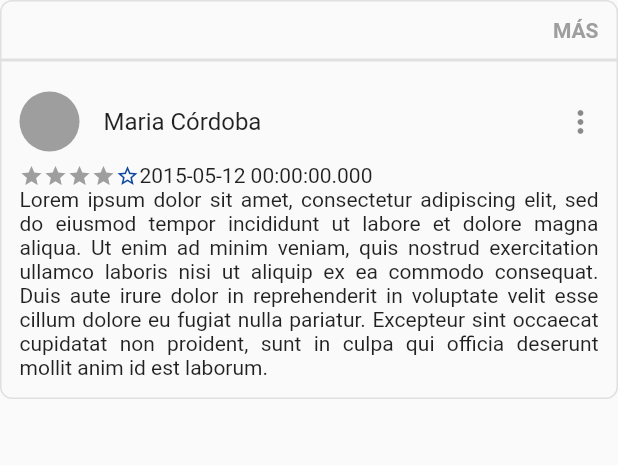
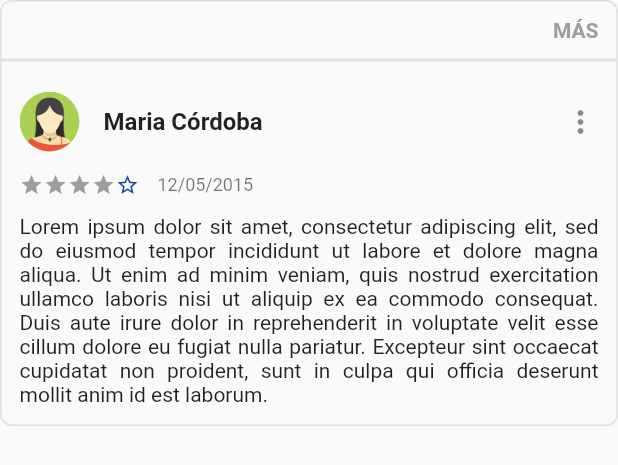
Before and after one commit to miguelgalindez/biblio, a Flutter app: the BookReview widget shown alone on an empty page, opened directly with sample values from the repository, on a phone screen of 412 x 824 dp. Shown: the top 465 px of the screen. Run offline on Flutter 3.47's test engine with Material 2 defaults, Android fonts, the phone set to English and light mode, and no system bars; drawn by our look-alikes of smooth_star_rating; our stand-ins replace percent_indicator, photo_view.

Commit message:
[book-details] Top positive and top negative review widgets finished

```diff
--- a/lib/components/book/bookReview.dart
+++ b/lib/components/book/bookReview.dart
@@ -2,6 +2,7 @@ import 'package:flutter/material.dart';
 import 'package:smooth_star_rating/smooth_star_rating.dart';
 import 'package:biblio/components/book/bookReviewHeader.dart';
 import 'package:biblio/models/review.dart';
+import 'package:intl/intl.dart';
 
 class BookReview extends StatelessWidget {
   final Review review;
@@ -9,6 +10,9 @@ class BookReview extends StatelessWidget {
   final Function headerOnTapMore;
   final Color primaryColor;
   final Color secondaryColor;
+
+  final DateFormat dateFormat = DateFormat("dd/MM/yyyy");
+
   BookReview(
       {Key key,
       @required this.review,
@@ -20,30 +24,50 @@ class BookReview extends StatelessWidget {
 
   Widget _getUserPhoto() {
     if (review.user.photo != null && review.user.photo.isNotEmpty) {
-      // TODO: use network image to fetch from remote service
-      return DecoratedBox(
+      return Container(
+        height: 40.0,
+        width: 40.0,
+        padding: EdgeInsets.all(0.0),
         decoration: BoxDecoration(
+          shape: BoxShape.circle,
+          color: Colors.transparent,
           image: DecorationImage(
+            fit: BoxFit.cover,
+            // TODO: use network image to fetch from remote service
             image: AssetImage(review.user.photo),
           ),
         ),
       );
+    } else {
+      return Container(
+        height: 40.0,
+        width: 40.0,
+        decoration: BoxDecoration(
+          shape: BoxShape.circle,
+          color: primaryColor,
+        ),
+        child: Icon(
+          Icons.person,
+          color: Colors.white,
+        ),
+      );
     }
-    return Icon(Icons.person);
   }
 
-  Widget _getReviewListTile() {
+  Widget _getReviewListTile(BuildContext context) {
     if (review.user != null) {
+      TextStyle nameTextStyle = Theme.of(context)
+          .textTheme
+          .subhead
+          .copyWith(fontWeight: FontWeight.bold);
       return ListTile(
         contentPadding: EdgeInsets.all(0.0),
-        leading: CircleAvatar(
-          backgroundColor: primaryColor,
-          child: _getUserPhoto(),
-        ),
+        leading: _getUserPhoto(),
         title: Text(
           review.user.name ?? '',
           maxLines: 1,
           overflow: TextOverflow.ellipsis,
+          style: nameTextStyle,
         ),
         trailing: IconButton(
           padding: EdgeInsets.all(0.0),
@@ -60,7 +84,7 @@ class BookReview extends StatelessWidget {
     return ListTile();
   }
 
-  Widget _getReviewDetails() {
+  Widget _getReviewDetails(BuildContext context) {
     List<Widget> widgets = [];
     if (review.rating != null || review.date != null) {
       if (review.rating != null) {
@@ -70,15 +94,15 @@ class BookReview extends StatelessWidget {
           color: primaryColor,
         ));
       }
-
+      widgets.add(SizedBox(width: 12.0));
       if (review.date != null) {
-        widgets.add(Text(review.date.toString()));
+        widgets.add(Text(dateFormat.format(review.date), style: Theme.of(context).textTheme.caption,));
       }
     }
     return Row(children: widgets);
   }
 
-  List<Widget> _getWidgets() {
+  List<Widget> _getWidgets(BuildContext context) {
     List<Widget> widgets = [];
     if ((headerTitle != null && headerTitle.isNotEmpty) ||
         headerOnTapMore != null) {
@@ -103,8 +127,10 @@ class BookReview extends StatelessWidget {
         child: Column(
           crossAxisAlignment: CrossAxisAlignment.stretch,
           children: <Widget>[
-            _getReviewListTile(),
-            _getReviewDetails(),
+            _getReviewListTile(context),
+            SizedBox(height: 6.0),
+            _getReviewDetails(context),
+            SizedBox(height: 12.0),
             Text(
               review.comment ?? '',
               textAlign: TextAlign.justify,
@@ -127,7 +153,7 @@ class BookReview extends StatelessWidget {
         print("review comment tapped");
       },
       child: Column(
-        children: _getWidgets(),
+        children: _getWidgets(context),
       ),
     );
   }
--- a/lib/components/book/bookReviewHeader.dart
+++ b/lib/components/book/bookReviewHeader.dart
@@ -19,6 +19,9 @@ class BookReviewHeader extends StatelessWidget {
 
   @override
   Widget build(BuildContext context) {
+    TextStyle titleTextStyle = Theme.of(context).textTheme.subtitle.copyWith(
+      fontWeight: FontWeight.bold
+    );
     return InkWell(
       splashColor: secondaryColor,
       borderRadius: borderRadius,
@@ -33,7 +36,10 @@ class BookReviewHeader extends StatelessWidget {
         child: Row(
           mainAxisAlignment: MainAxisAlignment.spaceBetween,
           children: [
-            Text(title),
+            Text(
+              title,
+              style: titleTextStyle,
+            ),
             Text(
               "MÁS",
               style: TextStyle(
```
Also changed, not shown: lib/screens/details/bookRatingAndReviews.dart (+8 -6 lines), lib/services/reviews-mock-data.dart (+53 -22 lines).
